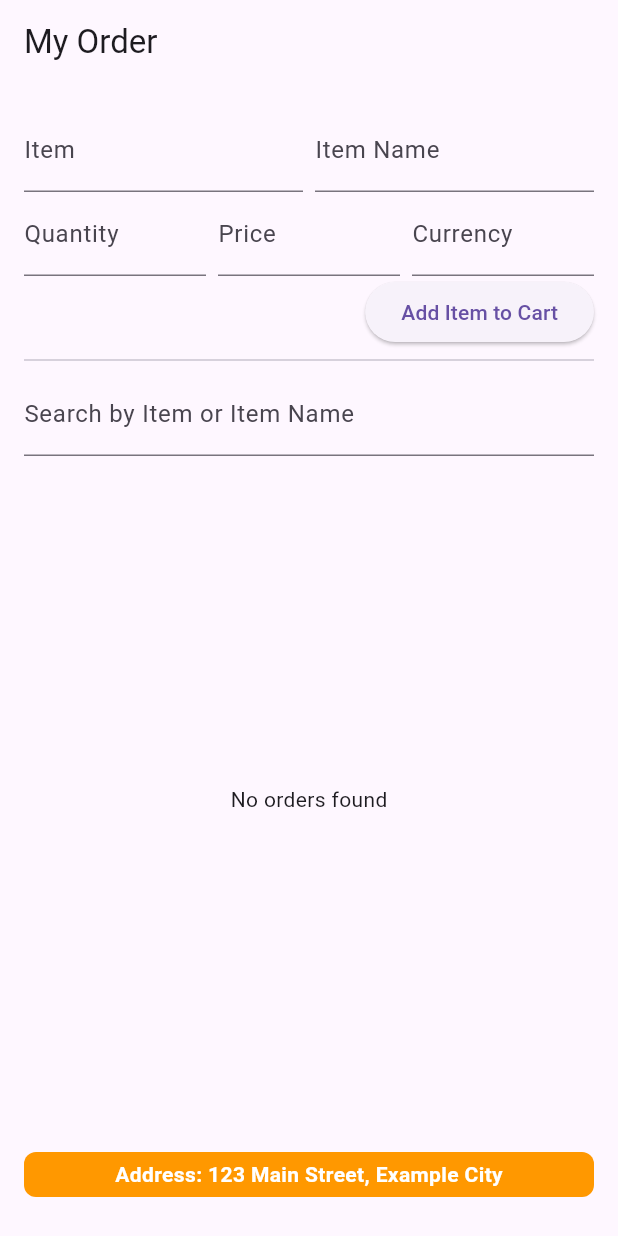
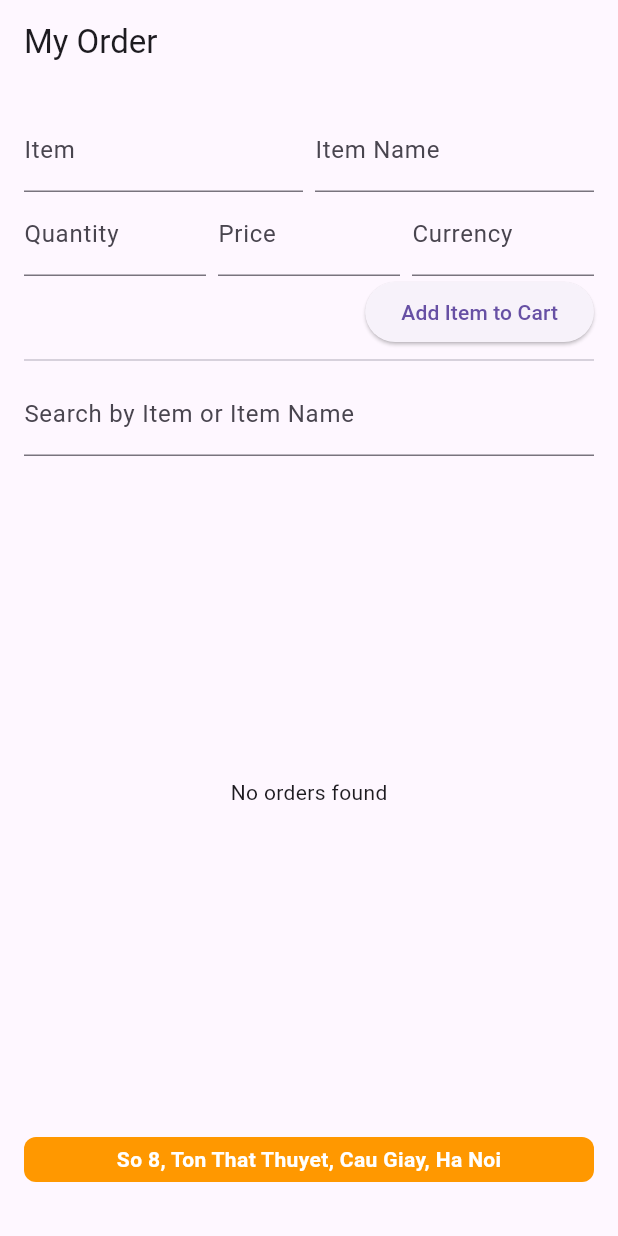
Before and after one commit to VuManh01/bai_thi_flutter, a Flutter app: the screen it shows after launch, on a phone screen of 412 x 824 dp. Run offline on Flutter 3.47's test engine with Material 3 defaults, Android fonts, the phone set to English and light mode, and no system bars; our stand-ins replace sqflite; accounts and stored records are empty.

Commit message:
edit information to address

```diff
--- a/lib/main.dart
+++ b/lib/main.dart
@@ -216,7 +216,7 @@ class _OrderPageState extends State<OrderPage> {
 
             Container(
                 width: double.infinity,
-                margin: EdgeInsets.only(bottom: 10),
+                margin: EdgeInsets.only(bottom: 20),
                 padding: EdgeInsets.all(5),
                 decoration: BoxDecoration(
                   color: Colors.orange,
@@ -224,7 +224,7 @@ class _OrderPageState extends State<OrderPage> {
                 )
                 ,child: Center(
                 child: Text(
-                    'Address: 123 Main Street, Example City',
+                    'So 8, Ton That Thuyet, Cau Giay, Ha Noi',
                     style: TextStyle(
                         color: Colors.white,
                         fontWeight: FontWeight.bold,
```
